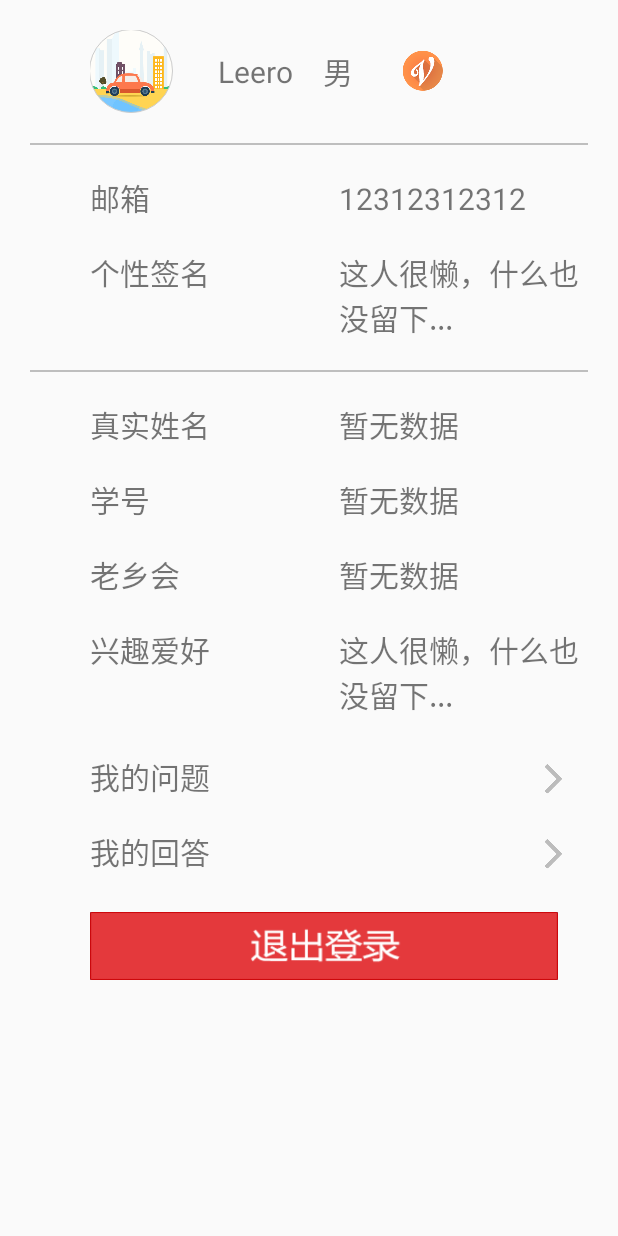
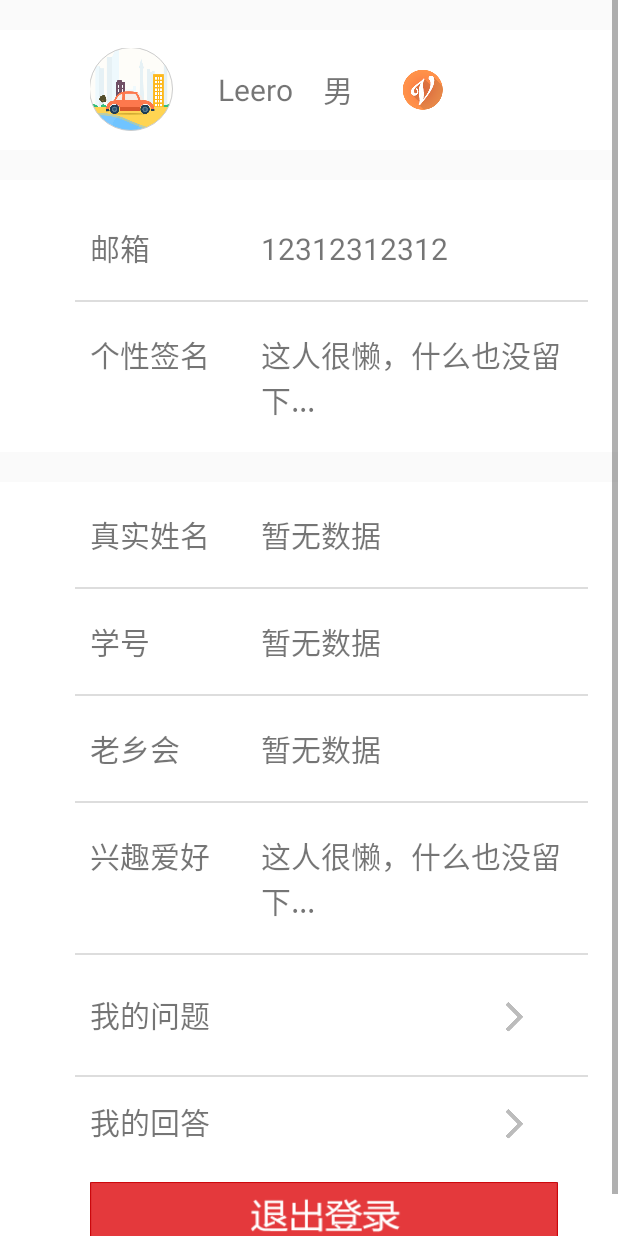
Before and after one commit to fenghao1994/CollageAnswer, an Android app: the layout fragment_mine.xml on its own in the app's theme, with its tools: preview values and no code run, on a phone screen of 412 x 824 dp. Run offline under Robolectric (Android 15) with nearby library versions, the phone set to English and light mode, and no system bars.

Commit message:
修该我的页面布局

```diff
--- a/app/src/main/java/club/cqut/collageanswer/adapter/RankItemAdapter.java
+++ b/app/src/main/java/club/cqut/collageanswer/adapter/RankItemAdapter.java
@@ -31,6 +31,7 @@ public class RankItemAdapter extends BaseAdapter {
         TextView sortNum;
         TextView username;
         TextView sex;
+        TextView sign;
     }
 
     private Context context;
@@ -102,6 +103,7 @@ public class RankItemAdapter extends BaseAdapter {
             holder.sortNum = (TextView) convertView.findViewById(R.id.rank_num);
             holder.username = (TextView) convertView.findViewById(R.id.rank_name);
             holder.sex = (TextView) convertView.findViewById(R.id.rank_sex);
+            holder.sign = (TextView) convertView.findViewById(R.id.sign);
             convertView.setTag(holder);
         }else {
             holder = (ViewHolder) convertView.getTag();
@@ -111,8 +113,13 @@ public class RankItemAdapter extends BaseAdapter {
         imageLoader.init(ImageLoaderConfiguration.createDefault(context));
         imageLoader.displayImage(list.get(position).getHeadImage(), holder.headImage, options);
 
-        holder.sortNum.setText(position + 1+ "");
+        holder.sortNum.setText(position + 1 + "");
         holder.username.setText(list.get(position).getUsername());
+        if(list.get(position).getUserSign() == null || list.get(position).getUserSign().equals("")) {
+            holder.sign.setText("该用户很懒，什么也没留下...");
+        } else {
+            holder.sign.setText(list.get(position).getUserSign());
+        }
 
 //        holder.sex.setText("男");
         if(list.get(position).getSex() == null){
--- a/app/src/main/res/layout/fragment_mine.xml
+++ b/app/src/main/res/layout/fragment_mine.xml
@@ -20,8 +20,9 @@
 
     <LinearLayout
         android:layout_width="fill_parent"
-        android:layout_height="wrap_content"
+        android:layout_height="80dp"
         android:orientation="horizontal"
+        android:background="#FFFFFF"
         android:layout_marginTop="20dp"
         android:layout_marginBottom="20dp">
 
@@ -72,25 +73,24 @@
 
     </LinearLayout>
 
-    <LinearLayout
-        android:layout_width="fill_parent"
-        android:layout_height="1dp"
-        android:background="#BEBEBE"
-        android:layout_marginLeft="20dp"
-        android:layout_marginRight="20dp"></LinearLayout>
-
+     <LinearLayout
+         android:layout_width="match_parent"
+         android:layout_height="match_parent"
+         android:orientation="vertical"
+         android:background="#FFFFFF">
     <LinearLayout
         android:layout_width="fill_parent"
         android:layout_height="wrap_content"
         android:orientation="horizontal"
-        android:layout_marginTop="20dp">
+        android:background="#FFFFFF"
+        android:layout_marginTop="30dp">
 
         <TextView
             android:layout_width="0dp"
             android:layout_height="wrap_content"
             android:text="邮箱"
             android:textSize="20dp"
-            android:layout_weight="1"
+            android:layout_weight="1.5"
             android:paddingLeft="60dp"
             />
         <TextView
@@ -100,23 +100,33 @@
             android:gravity="left"
             android:paddingLeft="20dp"
             android:textSize="20dp"
-            android:layout_weight="1"
+            android:layout_weight="2.5"
             android:id="@+id/email"
             />
     </LinearLayout>
 
     <LinearLayout
+        android:layout_width="match_parent"
+        android:layout_height="1dp"
+        android:orientation="horizontal"
+        android:layout_marginTop="20dp"
+        android:layout_marginLeft="50dp"
+        android:layout_marginRight="20dp"
+        android:background="#DDDDDD"></LinearLayout>
+
+    <LinearLayout
         android:layout_width="fill_parent"
         android:layout_height="wrap_content"
         android:orientation="horizontal"
-        android:layout_marginTop="20dp">
+        android:layout_marginTop="20dp"
+        android:layout_marginBottom="20dp">
 
         <TextView
             android:layout_width="0dp"
             android:layout_height="wrap_content"
             android:text="个性签名"
             android:textSize="20dp"
-            android:layout_weight="1"
+            android:layout_weight="1.5"
             android:paddingLeft="60dp"
             />
         <TextView
@@ -127,18 +137,18 @@
             android:paddingLeft="20dp"
             android:paddingRight="20dp"
             android:textSize="20dp"
-            android:layout_weight="1"
+            android:layout_weight="2.5"
             android:id="@+id/sinal"
             />
     </LinearLayout>
+     </LinearLayout>
 
-    <LinearLayout
-        android:layout_width="fill_parent"
-        android:layout_height="1dp"
-        android:background="#BEBEBE"
-        android:layout_marginTop="20dp"
-        android:layout_marginLeft="20dp"
-        android:layout_marginRight="20dp"></LinearLayout>
+     <LinearLayout
+      android:layout_width="match_parent"
+      android:layout_height="match_parent"
+      android:background="#FFFFFF"
+      android:orientation="vertical"
+      android:layout_marginTop="20dp">
 
     <LinearLayout
         android:layout_width="fill_parent"
@@ -151,7 +161,7 @@
             android:layout_height="wrap_content"
             android:text="真实姓名"
             android:textSize="20dp"
-            android:layout_weight="1"
+            android:layout_weight="1.5"
             android:paddingLeft="60dp"/>
         <TextView
             android:layout_width="0dp"
@@ -160,10 +170,19 @@
             android:gravity="left"
             android:paddingLeft="20dp"
             android:textSize="20dp"
-            android:layout_weight="1"
+            android:layout_weight="2.5"
             android:id="@+id/real_name"
             />
     </LinearLayout>
+
+         <LinearLayout
+             android:layout_width="match_parent"
+             android:layout_height="1dp"
+             android:orientation="horizontal"
+             android:layout_marginTop="20dp"
+             android:layout_marginLeft="50dp"
+             android:layout_marginRight="20dp"
+             android:background="#DDDDDD"></LinearLayout>
 
     <LinearLayout
         android:layout_width="fill_parent"
@@ -176,7 +195,7 @@
             android:layout_height="wrap_content"
             android:text="学号"
             android:textSize="20dp"
-            android:layout_weight="1"
+            android:layout_weight="1.5"
             android:paddingLeft="60dp"/>
         <TextView
             android:layout_width="0dp"
@@ -185,18 +204,25 @@
             android:gravity="left"
             android:paddingLeft="20dp"
             android:textSize="20dp"
-            android:layout_weight="1"
+            android:layout_weight="2.5"
             android:id="@+id/student_no"
             />
     </LinearLayout>
 
-
+         <LinearLayout
+             android:layout_width="match_parent"
+             android:layout_height="1dp"
+             android:orientation="horizontal"
+             android:layout_marginTop="20dp"
+             android:layout_marginLeft="50dp"
+             android:layout_marginRight="20dp"
+             android:background="#DDDDDD"></LinearLayout>
 
     <LinearLayout
         android:layout_width="fill_parent"
         android:layout_height="wrap_content"
         android:orientation="horizontal"
-        android:weightSum="2"
+        android:weightSum="4"
         android:layout_marginTop="20dp">
 
         <TextView
@@ -205,7 +231,7 @@
             android:text="老乡会"
             android:textSize="20dp"
             android:paddingLeft="60dp"
-            android:layout_weight="1"
+            android:layout_weight="1.5"
             />
         <TextView
             android:layout_width="0dp"
@@ -214,16 +240,25 @@
             android:gravity="left"
             android:paddingLeft="20dp"
             android:textSize="20dp"
-            android:layout_weight="1"
+            android:layout_weight="2.5"
             android:id="@+id/fellow"
             />
     </LinearLayout>
+
+         <LinearLayout
+             android:layout_width="match_parent"
+             android:layout_height="1dp"
+             android:orientation="horizontal"
+             android:layout_marginTop="20dp"
+             android:layout_marginLeft="50dp"
+             android:layout_marginRight="20dp"
+             android:background="#DDDDDD"></LinearLayout>
 
             <LinearLayout
                 android:layout_width="fill_parent"
                 android:layout_height="wrap_content"
                 android:orientation="horizontal"
-                android:weightSum="2"
+                android:weightSum="4"
                 android:visibility="gone"
                 android:layout_marginTop="20dp">
 
@@ -233,7 +268,7 @@
                     android:text="协会"
                     android:textSize="20dp"
                     android:paddingLeft="60dp"
-                    android:layout_weight="1"
+                    android:layout_weight="1.5"
                     />
                 <TextView
                     android:layout_width="0dp"
@@ -242,7 +277,7 @@
                     android:gravity="left"
                     android:paddingLeft="20dp"
                     android:textSize="20dp"
-                    android:layout_weight="1"
+                    android:layout_weight="2.5"
                     />
             </LinearLayout>
 
@@ -250,7 +285,7 @@
                 android:layout_width="fill_parent"
                 android:layout_height="wrap_content"
                 android:orientation="horizontal"
-                android:weightSum="2"
+                android:weightSum="4"
                 android:layout_marginTop="20dp">
 
                 <TextView
@@ -259,7 +294,7 @@
                     android:text="兴趣爱好"
                     android:paddingLeft="60dp"
                     android:textSize="20dp"
-                    android:layout_weight="1"
+                    android:layout_weight="1.5"
                     />
                 <TextView
                     android:layout_width="0dp"
@@ -269,16 +304,25 @@
                     android:paddingLeft="20dp"
                     android:paddingRight="20dp"
                     android:textSize="20dp"
-                    android:layout_weight="1"
+                    android:layout_weight="2.5"
                     android:id="@+id/hobby"
                     />
             </LinearLayout>
+
+         <LinearLayout
+             android:layout_width="match_parent"
+             android:layout_height="1dp"
+             android:orientation="horizontal"
+             android:layout_marginTop="20dp"
+             android:layout_marginLeft="50dp"
+             android:layout_marginRight="20dp"
+             android:background="#DDDDDD"></LinearLayout>
 
             <LinearLayout
                 android:layout_width="fill_parent"
                 android:layout_height="wrap_content"
                 android:orientation="horizontal"
-                android:weightSum="2"
+                android:weightSum="4"
                 android:clickable="true"
                 android:focusable="true"
                 android:id="@+id/my_question"
@@ -292,24 +336,33 @@
                     android:paddingLeft="60dp"
                     android:layout_gravity="center_vertical"
                     android:textSize="20dp"
-                    android:layout_weight="1"
+                    android:layout_weight="1.5"
                     />
 
                 <ImageView
                     android:layout_width="0dp"
                     android:layout_height="40dp"
-                    android:layout_weight="1"
+                    android:layout_weight="2.5"
                     android:layout_gravity="right"
                     android:paddingLeft="120dp"
                     android:src="@mipmap/go"/>
 
             </LinearLayout>
 
+         <LinearLayout
+             android:layout_width="match_parent"
+             android:layout_height="1dp"
+             android:orientation="horizontal"
+             android:layout_marginTop="20dp"
+             android:layout_marginLeft="50dp"
+             android:layout_marginRight="20dp"
+             android:background="#DDDDDD"></LinearLayout>
+
             <LinearLayout
                 android:layout_width="fill_parent"
                 android:layout_height="wrap_content"
                 android:orientation="horizontal"
-                android:weightSum="2"
+                android:weightSum="4"
                 android:clickable="true"
                 android:focusable="true"
                 android:id="@+id/my_answer"
@@ -323,13 +376,13 @@
                     android:paddingLeft="60dp"
                     android:layout_gravity="center_vertical"
                     android:textSize="20dp"
-                    android:layout_weight="1"
+                    android:layout_weight="1.5"
                     />
 
                 <ImageView
                     android:layout_width="0dp"
                     android:layout_height="40dp"
-                    android:layout_weight="1"
+                    android:layout_weight="2.5"
                     android:layout_gravity="right"
                     android:paddingLeft="120dp"
                     android:src="@mipmap/go"/>
@@ -340,11 +393,14 @@
                 android:layout_width="fill_parent"
                 android:layout_height="45dp"
                 android:layout_marginTop="20dp"
+                android:layout_marginBottom="20dp"
                 android:id="@+id/load_out"
                 android:layout_marginLeft="60dp"
                 android:layout_marginRight="40dp"
                 android:background="@drawable/btn_quit"/>
+     </LinearLayout>
 
         </LinearLayout>
+
     </ScrollView>
 </LinearLayout>
--- a/app/src/main/res/layout/layout_bottom_guide.xml
+++ b/app/src/main/res/layout/layout_bottom_guide.xml
@@ -1,11 +1,20 @@
 <?xml version="1.0" encoding="utf-8"?>
 <LinearLayout xmlns:android="http://schemas.android.com/apk/res/android"
     android:layout_width="match_parent" android:layout_height="match_parent"
-    android:orientation="horizontal"
-    android:background="#ffffffff"
+    android:orientation="vertical"
     >
 
+    <LinearLayout
+        android:layout_width="match_parent"
+        android:layout_height="2dp"
+        android:orientation="horizontal"
+        android:background="#CCCCCC"></LinearLayout>
 
+    <LinearLayout
+        android:layout_width="match_parent"
+        android:layout_height="wrap_content"
+        android:orientation="horizontal"
+        android:background="#ffffffff">
     <LinearLayout
         android:id="@+id/layout_question"
         android:layout_width="wrap_content"
@@ -113,4 +122,6 @@
 
     </LinearLayout>
 
+    </LinearLayout>
+
 </LinearLayout>
--- a/app/src/main/res/layout/rank_item_model.xml
+++ b/app/src/main/res/layout/rank_item_model.xml
@@ -41,12 +41,17 @@
         <club.cqut.collageanswer.RoungImage.CircleImageView
             android:layout_width="50dp"
             android:layout_height="50dp"
-            android:layout_marginLeft="30dp"
+            android:layout_marginLeft="15dp"
             android:id="@+id/rank_cover"
             android:src="@mipmap/bootstrap_2"/>
 
+
         <LinearLayout
-            android:layout_width="fill_parent"
+            android:layout_width="match_parent"
+            android:layout_height="wrap_content"
+            android:orientation="vertical">
+        <LinearLayout
+            android:layout_width="match_parent"
             android:layout_height="wrap_content"
             android:orientation="horizontal"
             android:weightSum="3">
@@ -57,8 +62,8 @@
                 android:layout_weight="2"
                 android:id="@+id/rank_name"
                 android:paddingTop="10dp"
-                android:layout_marginLeft="40dp"
-                android:textSize="20dp"
+                android:layout_marginLeft="10dp"
+                android:textSize="16dp"
                 android:text="11111111111"/>
 
             <TextView
@@ -68,9 +73,22 @@
                 android:id="@+id/rank_sex"
                 android:paddingTop="10dp"
                 android:paddingLeft="20dp"
-                android:textSize="20dp"
+                android:textSize="16dp"
                 android:textColor="@color/blue"
                 android:text="男"/>
+
+            </LinearLayout>
+
+            <TextView
+                android:layout_width="match_parent"
+                android:layout_height="wrap_content"
+                android:layout_marginLeft="10dp"
+                android:layout_marginTop="5dp"
+                android:singleLine="true"
+                android:ellipsize="end"
+                android:textSize="12dp"
+                android:id="@+id/sign"
+                />
 
         </LinearLayout>
 
```
